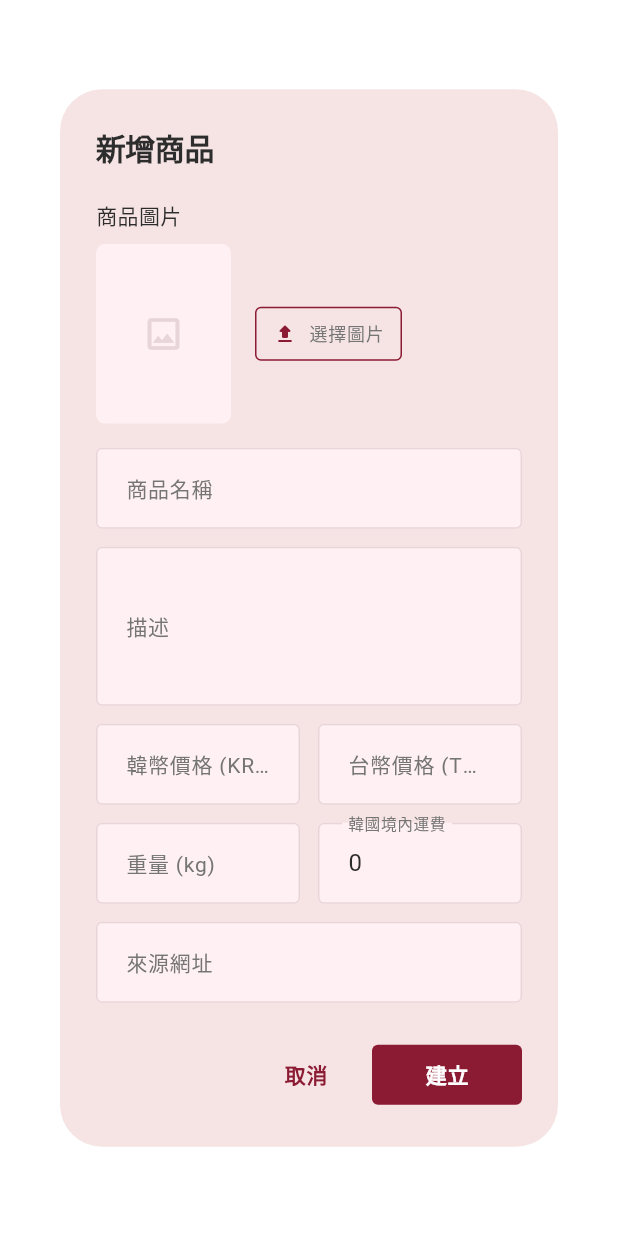
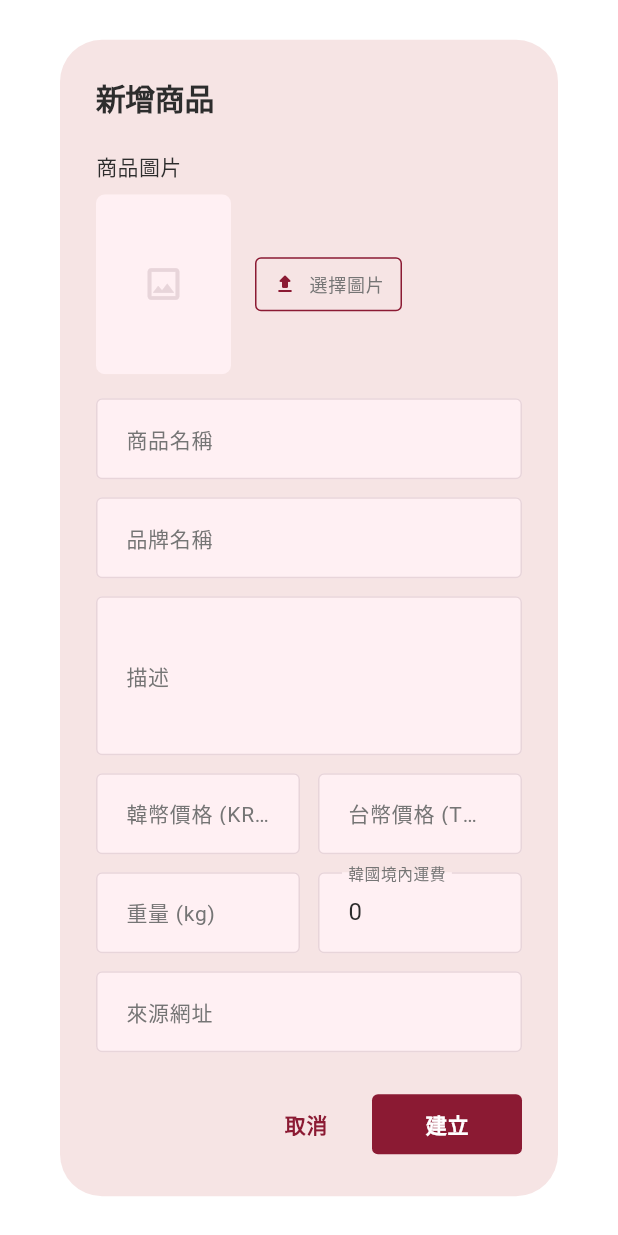
Before and after one commit to noblechelsea7/pas-de-trois, a Flutter app: the AdminProductEditDialog widget shown alone on an empty page, opened directly with empty values, on a phone screen of 412 x 824 dp. Run offline on Flutter 3.47's test engine with Material 3 defaults, Android fonts, the phone set to English and light mode, and no system bars; our stand-ins replace cached_network_image, flutter_riverpod, freezed_annotation, go_router, image_picker, riverpod_annotation and 1 more; missing offline and left inert: dart:html; accounts and stored records are empty; generated files the repository leaves out were written again; network calls fail; Roboto replaces fonts that are missing (Pretendard); statements that could not run were skipped.

Commit message:
feat: add brand name field and KRW→TWD auto-calc in admin product form
- Add brand_name text field to product create/edit dialog
- KRW price auto-converts to TWD using exchange_rate from settings
- TWD field shows '自動換算' (green) suffix when auto, '已自訂' (grey) when manually overridden
- New products start in auto mode; existing products start in manual mode

Co-Authored-By: Claude Sonnet 4.6 <noreply@anthropic.com>

```diff
--- a/lib/features/admin/presentation/screens/admin_product_edit_screen.dart
+++ b/lib/features/admin/presentation/screens/admin_product_edit_screen.dart
@@ -6,6 +6,7 @@ import 'package:image_picker/image_picker.dart';
 
 import '../../../../core/theme/app_theme.dart';
 import '../../../products/domain/models/product.dart';
+import '../../../products/presentation/providers/product_providers.dart';
 import '../providers/admin_providers.dart';
 
 class AdminProductEditDialog extends ConsumerStatefulWidget {
@@ -27,6 +28,7 @@ class _AdminProductEditDialogState
     extends ConsumerState<AdminProductEditDialog> {
   final _formKey = GlobalKey<FormState>();
   late final TextEditingController _nameCtrl;
+  late final TextEditingController _brandNameCtrl;
   late final TextEditingController _descCtrl;
   late final TextEditingController _krwPriceCtrl;
   late final TextEditingController _twdPriceCtrl;
@@ -34,8 +36,9 @@ class _AdminProductEditDialogState
   late final TextEditingController _domesticFeeCtrl;
   late final TextEditingController _sourceUrlCtrl;
 
-  Uint8List? _imageBytes;  // newly picked image bytes (for preview + upload)
+  Uint8List? _imageBytes;
   bool _saving = false;
+  bool _isAutoTwd = true; // false once user manually edits TWD
 
   bool get _isEdit => widget.product != null;
 
@@ -51,6 +54,7 @@ class _AdminProductEditDialogState
     super.initState();
     final p = widget.product;
     _nameCtrl = TextEditingController(text: p?.name ?? '');
+    _brandNameCtrl = TextEditingController(text: p?.brandName ?? '');
     _descCtrl = TextEditingController(text: p?.description ?? '');
     _krwPriceCtrl = TextEditingController(text: p?.krwPrice.toString() ?? '');
     _twdPriceCtrl = TextEditingController(text: p?.twdPrice.toString() ?? '');
@@ -58,11 +62,20 @@ class _AdminProductEditDialogState
     _domesticFeeCtrl =
         TextEditingController(text: p?.domesticShippingFee.toString() ?? '0');
     _sourceUrlCtrl = TextEditingController(text: p?.sourceUrl ?? '');
+
+    // For existing products, start in manual mode (preserve existing TWD)
+    _isAutoTwd = p == null;
+
+    _krwPriceCtrl.addListener(_onKrwChanged);
+    _twdPriceCtrl.addListener(_onTwdEdited);
   }
 
   @override
   void dispose() {
+    _krwPriceCtrl.removeListener(_onKrwChanged);
+    _twdPriceCtrl.removeListener(_onTwdEdited);
     _nameCtrl.dispose();
+    _brandNameCtrl.dispose();
     _descCtrl.dispose();
     _krwPriceCtrl.dispose();
     _twdPriceCtrl.dispose();
@@ -70,6 +83,35 @@ class _AdminProductEditDialogState
     _domesticFeeCtrl.dispose();
     _sourceUrlCtrl.dispose();
     super.dispose();
+  }
+
+  void _onKrwChanged() {
+    if (!_isAutoTwd) return;
+    final krw = int.tryParse(_krwPriceCtrl.text.trim());
+    if (krw == null || krw == 0) return;
+    final settings = ref.read(productSettingsProvider).valueOrNull ?? {};
+    final rate = double.tryParse(settings['exchange_rate'] ?? '') ?? 25.0;
+    final twd = (krw / rate).round();
+    // Update without triggering _onTwdEdited → temporarily remove listener
+    _twdPriceCtrl.removeListener(_onTwdEdited);
+    _twdPriceCtrl.text = twd.toString();
+    _twdPriceCtrl.addListener(_onTwdEdited);
+  }
+
+  void _onTwdEdited() {
+    // If user typed in TWD field directly, switch to manual mode
+    if (_isAutoTwd) {
+      // Only disable auto if the value differs from what auto would produce
+      final krw = int.tryParse(_krwPriceCtrl.text.trim());
+      if (krw != null && krw > 0) {
+        final settings = ref.read(productSettingsProvider).valueOrNull ?? {};
+        final rate = double.tryParse(settings['exchange_rate'] ?? '') ?? 25.0;
+        final autoTwd = (krw / rate).round().toString();
+        if (_twdPriceCtrl.text.trim() != autoTwd) {
+          setState(() => _isAutoTwd = false);
+        }
+      }
+    }
   }
 
   Future<void> _pickImage() async {
@@ -89,8 +131,10 @@ class _AdminProductEditDialogState
     if (!_formKey.currentState!.validate()) return;
     setState(() => _saving = true);
 
+    final brandName = _brandNameCtrl.text.trim();
     final data = {
       'name': _nameCtrl.text.trim(),
+      'brand_name': brandName.isEmpty ? null : brandName,
       'description': _descCtrl.text.trim(),
       'krw_price': int.parse(_krwPriceCtrl.text.trim()),
       'twd_price': int.parse(_twdPriceCtrl.text.trim()),
@@ -161,6 +205,8 @@ class _AdminProductEditDialogState
                   // ── Form fields ───────────────────────────────────────────
                   _field('商品名稱', _nameCtrl, required: true),
                   const SizedBox(height: 12),
+                  _field('品牌名稱', _brandNameCtrl),
+                  const SizedBox(height: 12),
                   _field('描述', _descCtrl, maxLines: 3),
                   const SizedBox(height: 12),
                   Row(
@@ -171,8 +217,7 @@ class _AdminProductEditDialogState
                       ),
                       const SizedBox(width: 12),
                       Expanded(
-                        child: _field('台幣價格 (TWD)', _twdPriceCtrl,
-                            required: true, isNumber: true),
+                        child: _twdField(),
                       ),
                     ],
                   ),
@@ -228,6 +273,25 @@ class _AdminProductEditDialogState
           ),
         ),
       ),
+    );
+  }
+
+  /// TWD price field with auto/manual suffix hint.
+  Widget _twdField() {
+    return TextFormField(
+      controller: _twdPriceCtrl,
+      keyboardType: TextInputType.number,
+      inputFormatters: [FilteringTextInputFormatter.digitsOnly],
+      decoration: InputDecoration(
+        labelText: '台幣價格 (TWD)',
+        suffixText: _isAutoTwd ? '自動換算' : '已自訂',
+        suffixStyle: TextStyle(
+          fontSize: 11,
+          color: _isAutoTwd ? AppColors.success : AppColors.textSecondary,
+        ),
+      ),
+      validator: (v) =>
+          (v == null || v.trim().isEmpty) ? '台幣價格 (TWD) 為必填' : null,
     );
   }
 
```
